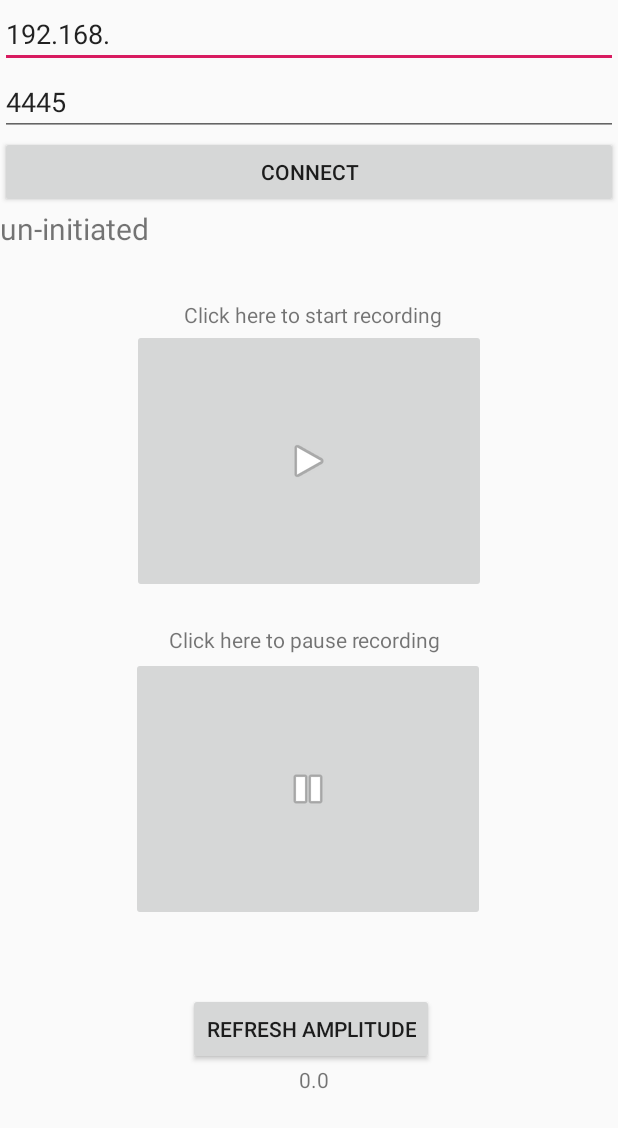
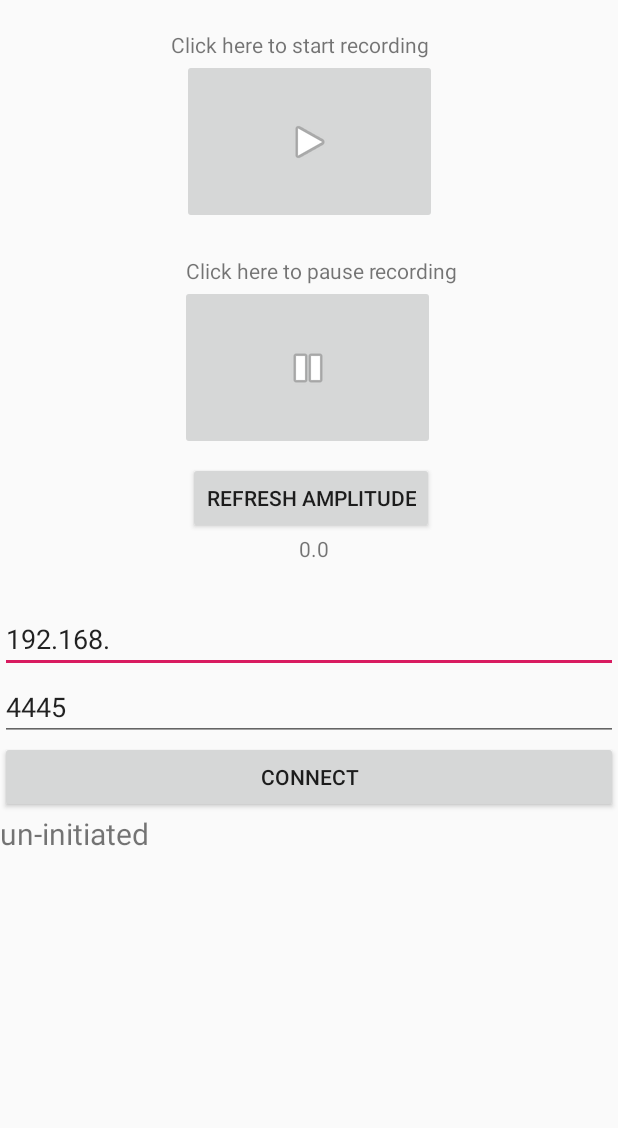
Before and after one commit to christofbaeriswyl/SPAI_android, an Android app: the screen it shows after launch (MainActivity), after a tap on an icon or button, on a phone screen of 412 x 824 dp. Shown: the top 1128 px of the screen. Run offline under Robolectric (Android 15) with nearby library versions, the phone set to English and light mode, and no system bars.

Commit message:
change layout, add stop

```diff
--- a/app/src/main/java/com/example/myapplication/MainActivity.java
+++ b/app/src/main/java/com/example/myapplication/MainActivity.java
@@ -64,6 +64,12 @@ public class MainActivity extends AppCompatActivity {
                 soundMeter.start();
                 tv.setText(Double.toString(soundMeter.getAmplitude()));
                 //tv.setText("blabla");
+            }
+        });
+
+        imageButton2.setOnClickListener(new View.OnClickListener() {
+            public void onClick(View v) {
+                soundMeter.stop();
             }
         });
 
@@ -137,8 +143,8 @@ public class MainActivity extends AppCompatActivity {
         private int minSize;
 
         public void start() {
-            minSize= AudioRecord.getMinBufferSize(8000, AudioFormat.CHANNEL_IN_MONO, AudioFormat.ENCODING_PCM_16BIT);
-            ar = new AudioRecord(MediaRecorder.AudioSource.MIC, 8000,AudioFormat.CHANNEL_IN_MONO, AudioFormat.ENCODING_PCM_16BIT,minSize);
+            minSize= AudioRecord.getMinBufferSize(44100, AudioFormat.CHANNEL_IN_MONO, AudioFormat.ENCODING_PCM_16BIT);
+            ar = new AudioRecord(MediaRecorder.AudioSource.MIC, 44100,AudioFormat.CHANNEL_IN_MONO, AudioFormat.ENCODING_PCM_16BIT,minSize);
             ar.startRecording();
         }
 
--- a/app/src/main/res/layout/activity_main.xml
+++ b/app/src/main/res/layout/activity_main.xml
@@ -12,7 +12,8 @@
         android:layout_height="wrap_content"
         android:hint="dstAddress"
         android:text="192.168."
-        app:layout_constraintTop_toTopOf="parent"
+        android:layout_marginTop="28dp"
+        app:layout_constraintTop_toBottomOf="@+id/textView3"
         tools:layout_editor_absoluteX="0dp"
         tools:layout_editor_absoluteY="16dp" />
 
@@ -56,8 +57,8 @@
 
     <ImageButton
         android:id="@+id/imageButton"
-        android:layout_width="236dp"
-        android:layout_height="0dp"
+        android:layout_width="170dp"
+        android:layout_height="110dp"
         android:layout_marginBottom="21dp"
         app:layout_constraintBottom_toTopOf="@+id/textView2"
         app:layout_constraintEnd_toEndOf="parent"
@@ -67,10 +68,8 @@
 
     <ImageButton
         android:id="@+id/imageButton2"
-        android:layout_width="236dp"
-        android:layout_height="0dp"
-        android:layout_marginBottom="210dp"
-        app:layout_constraintBottom_toBottomOf="parent"
+        android:layout_width="170dp"
+        android:layout_height="110dp"
         app:layout_constraintEnd_toEndOf="parent"
         app:layout_constraintHorizontal_bias="0.497"
         app:layout_constraintStart_toStartOf="parent"
@@ -81,9 +80,9 @@
         android:id="@+id/textView"
         android:layout_width="wrap_content"
         android:layout_height="wrap_content"
-        android:layout_marginTop="200dp"
-        android:layout_marginEnd="29dp"
-        android:layout_marginRight="29dp"
+        android:layout_marginTop="20dp"
+        android:layout_marginEnd="5dp"
+        android:layout_marginRight="20dp"
         android:text="@string/main_play"
         app:layout_constraintBottom_toTopOf="@+id/imageButton"
         app:layout_constraintEnd_toEndOf="@+id/imageButton"
@@ -93,13 +92,12 @@
         android:id="@+id/textView2"
         android:layout_width="wrap_content"
         android:layout_height="wrap_content"
-        android:layout_marginStart="25dp"
-        android:layout_marginLeft="25dp"
-        android:layout_marginBottom="2dp"
+        android:layout_marginTop="20dp"
+        android:layout_marginEnd="-15dp"
+        android:layout_marginRight="20dp"
         android:text="@string/main_pause"
         app:layout_constraintBottom_toTopOf="@+id/imageButton2"
-        app:layout_constraintStart_toStartOf="@+id/imageButton2"
-        app:layout_constraintTop_toBottomOf="@+id/imageButton" />
+        app:layout_constraintEnd_toEndOf="@+id/imageButton2" />
 
     <TextView
         android:id="@+id/textView3"
@@ -118,7 +116,7 @@
         android:id="@+id/refresh_amplitude"
         android:layout_width="wrap_content"
         android:layout_height="wrap_content"
-        android:layout_marginTop="48dp"
+        android:layout_marginTop="8dp"
         android:layout_marginRight="29dp"
         android:text="Refresh Amplitude"
         app:layout_constraintEnd_toEndOf="parent"
```
Also changed, not shown: app/src/main/java/com/example/myapplication/ClientSend_backup.java (deleted, +0 -34 lines), app/src/main/java/com/example/myapplication/MainActivity_backup2.java (deleted, +0 -61 lines).
